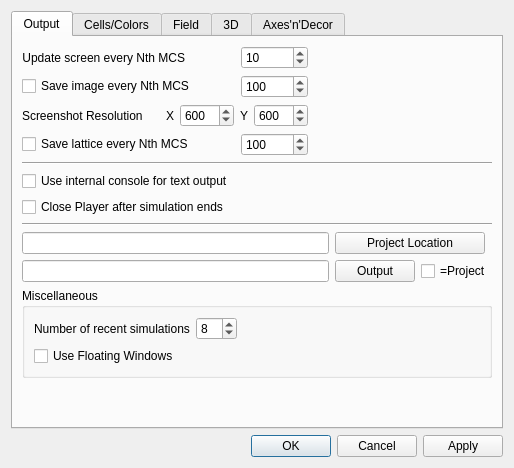
This is CompuCell3D/player/Configuration/cc3D_prefs.ui in CompuCell3D/CompuCell3D as Qt 5 draws it before an edit. The edited form follows.
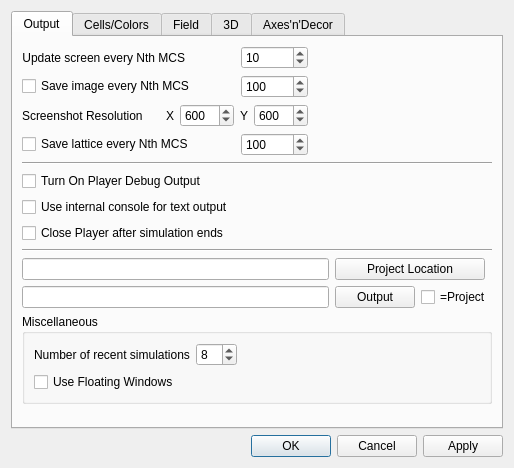
This is the edited form.

Commit message: Added DebugOutputPlayer Setting

Diff of the .ui file:
```diff
--- a/CompuCell3D/player/Configuration/cc3D_prefs.ui
+++ b/CompuCell3D/player/Configuration/cc3D_prefs.ui
@@ -227,6 +227,13 @@
            </property>
           </widget>
          </item>
+         <item>
+          <widget class="QCheckBox" name="debugOutpuPlayertCB">
+           <property name="text">
+            <string>Turn On Player Debug Output</string>
+           </property>
+          </widget>
+         </item>
          <item>
           <widget class="QCheckBox" name="useInternalConsoleCheckBox">
            <property name="text">
```
The commit also changes 4 other files.
